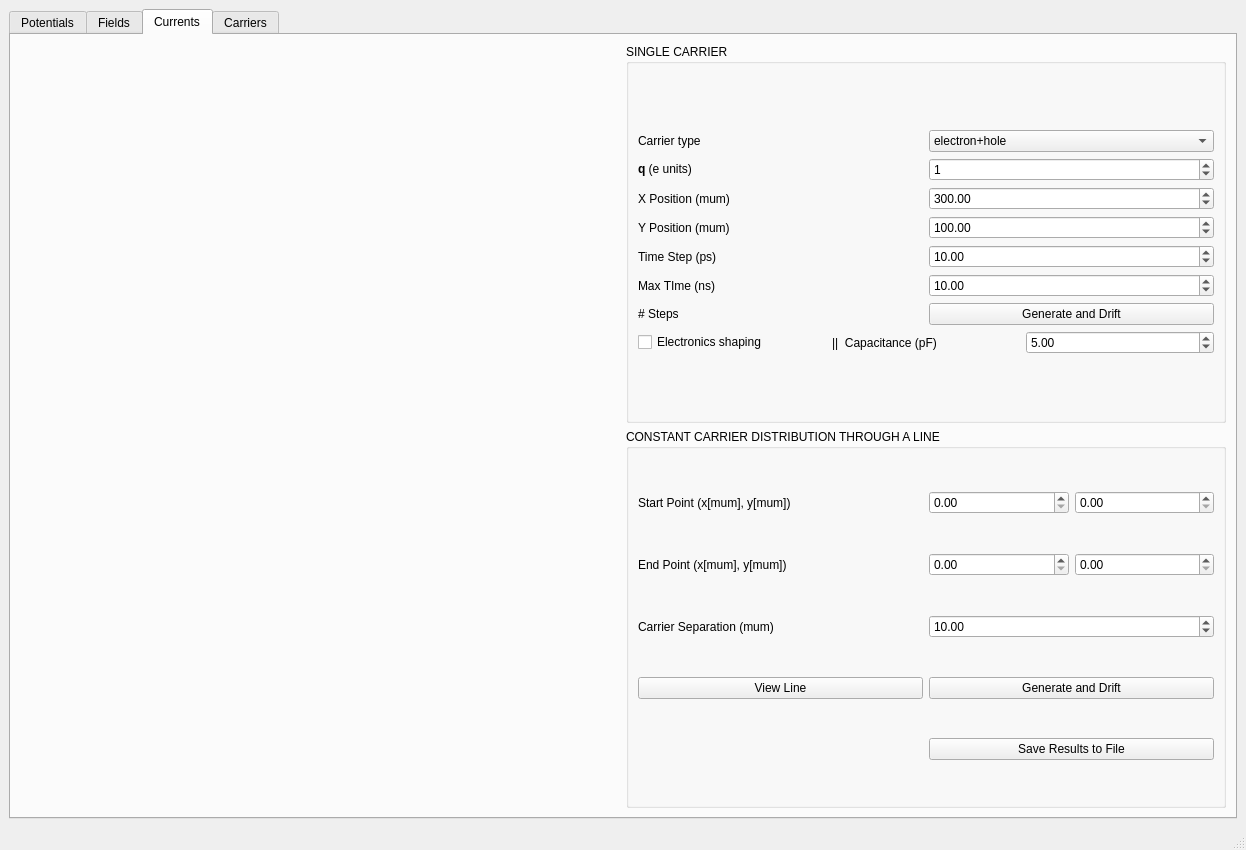
This is src/mainWindow.ui in IFCA-HEP/TRACS as Qt 5 draws it before an edit. The edited form follows.
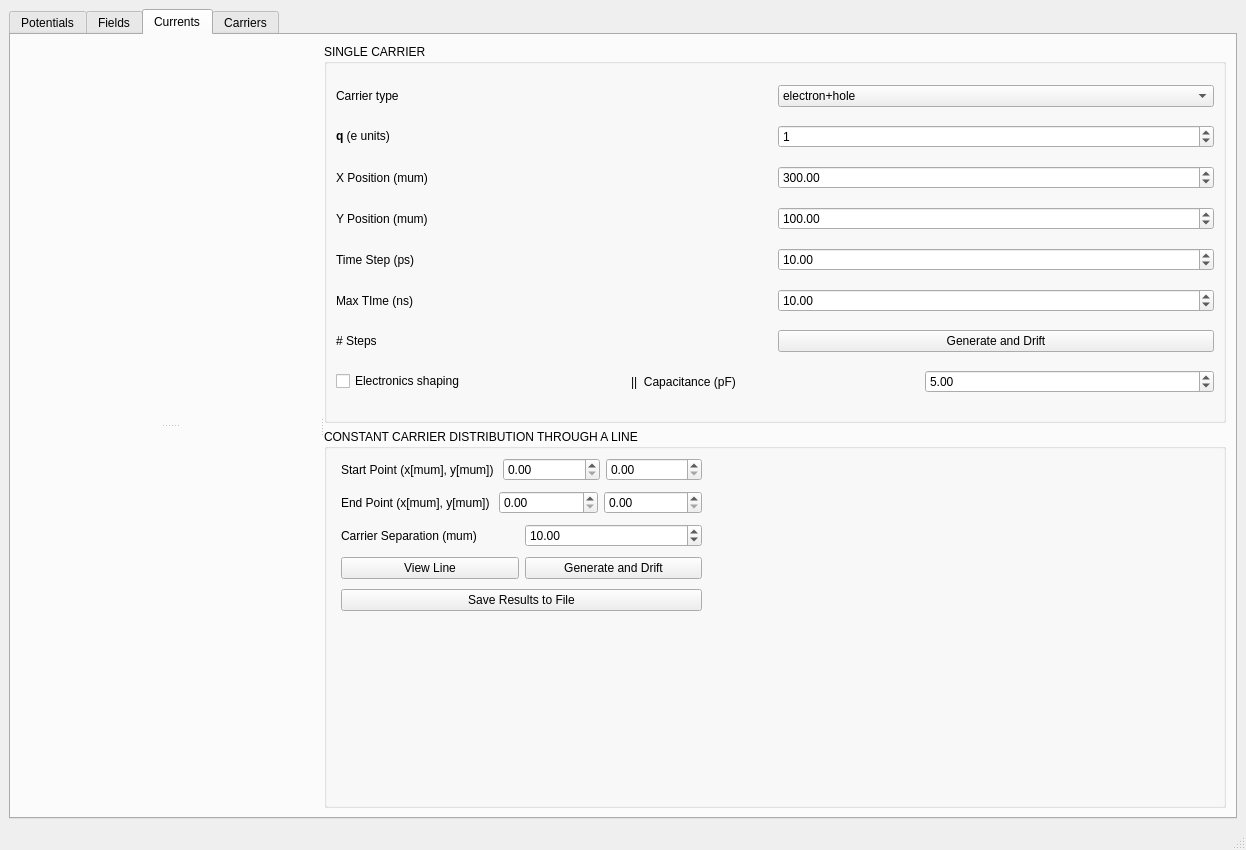
This is the edited form. The open tabs and pages were chosen to show the change. Custom widgets are drawn as their Qt base class.

Commit message: GUI has now sliders on all tabs. WIP on startup appearance

The edit to the form file:
```diff
--- a/src/mainWindow.ui
+++ b/src/mainWindow.ui
@@ -267,7 +267,7 @@
            <attribute name="title">
             <string>Non Irradiated</string>
            </attribute>
-           <layout class="QGridLayout" name="gridLayout_17">
+               <layout class="QGridLayout" name="gridLayout_4">
             <item row="0" column="0">
              <widget class="QGroupBox" name="detector_properties_layout">
               <property name="font">
@@ -1313,10 +1313,15 @@
         <string>Currents</string>
        </attribute>
        <layout class="QGridLayout" name="gridLayout_3">
-        <property name="sizeConstraint">
-         <enum>QLayout::SetNoConstraint</enum>
-        </property>
         <item row="0" column="0">
+         <widget class="QSplitter" name="splitter_5">
+          <property name="orientation">
+           <enum>Qt::Horizontal</enum>
+          </property>
+          <widget class="QSplitter" name="splitter_4">
+           <property name="orientation">
+            <enum>Qt::Vertical</enum>
+           </property>
          <widget class="QCustomPlot" name="carrier_map_qcp" native="true">
           <property name="sizePolicy">
            <sizepolicy hsizetype="Expanding" vsizetype="Expanding">
@@ -1325,8 +1330,6 @@
            </sizepolicy>
           </property>
          </widget>
-        </item>
-        <item row="2" column="0">
          <widget class="QCustomPlot" name="carrier_curr_qcp" native="true">
           <property name="sizePolicy">
            <sizepolicy hsizetype="Expanding" vsizetype="Expanding">
@@ -1341,111 +1344,10 @@
            </size>
           </property>
          </widget>
-        </item>
-        <item row="2" column="1">
-         <widget class="QGroupBox" name="groupBox_2">
-          <property name="sizePolicy">
-           <sizepolicy hsizetype="Expanding" vsizetype="Expanding">
-            <horstretch>0</horstretch>
-            <verstretch>0</verstretch>
-           </sizepolicy>
-          </property>
-          <property name="title">
-           <string>CONSTANT CARRIER DISTRIBUTION THROUGH A LINE</string>
-          </property>
-          <layout class="QGridLayout" name="gridLayout_4">
-           <item row="3" column="1">
-            <widget class="QPushButton" name="l_carrier_button">
-             <property name="text">
-              <string>Generate and Drift</string>
-             </property>
-            </widget>
-           </item>
-           <item row="1" column="1">
-            <layout class="QHBoxLayout" name="l_carrier_end_point">
+          </widget>
+          <widget class="QWidget" name="">
+           <layout class="QVBoxLayout" name="verticalLayout_8">
              <item>
-              <widget class="QDoubleSpinBox" name="l_carrier_endx_box">
-               <property name="maximum">
-                <double>1000.000000000000000</double>
-               </property>
-              </widget>
-             </item>
-             <item>
-              <widget class="QDoubleSpinBox" name="l_carrier_endy_box">
-               <property name="maximum">
-                <double>1000.000000000000000</double>
-               </property>
-              </widget>
-             </item>
-            </layout>
-           </item>
-           <item row="4" column="1">
-            <widget class="QPushButton" name="save_results_currents">
-             <property name="text">
-              <string>Save Results to File</string>
-             </property>
-            </widget>
-           </item>
-           <item row="2" column="0">
-            <widget class="QLabel" name="label_3">
-             <property name="text">
-              <string>Carrier Separation (mum)</string>
-             </property>
-            </widget>
-           </item>
-           <item row="0" column="0">
-            <widget class="QLabel" name="label">
-             <property name="text">
-              <string>Start Point (x[mum], y[mum]) </string>
-             </property>
-            </widget>
-           </item>
-           <item row="1" column="0">
-            <widget class="QLabel" name="label_2">
-             <property name="text">
-              <string>End Point (x[mum], y[mum]) </string>
-             </property>
-            </widget>
-           </item>
-           <item row="3" column="0">
-            <widget class="QPushButton" name="view_carrier_line_button">
-             <property name="text">
-              <string>View Line</string>
-             </property>
-            </widget>
-           </item>
-           <item row="0" column="1">
-            <layout class="QHBoxLayout" name="l_carrier_start_point">
-             <item>
-              <widget class="QDoubleSpinBox" name="l_carrier_startx_box">
-               <property name="maximum">
-                <double>1000.000000000000000</double>
-               </property>
-              </widget>
-             </item>
-             <item>
-              <widget class="QDoubleSpinBox" name="l_carrier_starty_box">
-               <property name="maximum">
-                <double>1000.000000000000000</double>
-               </property>
-              </widget>
-             </item>
-            </layout>
-           </item>
-           <item row="2" column="1">
-            <widget class="QDoubleSpinBox" name="l_carrier_sep_box">
-             <property name="maximum">
-              <double>100.000000000000000</double>
-             </property>
-             <property name="value">
-              <double>10.000000000000000</double>
-             </property>
-            </widget>
-           </item>
-          </layout>
-         </widget>
-        </item>
-        <item row="0" column="1">
          <widget class="QGroupBox" name="s_carrier_group_box">
           <property name="sizePolicy">
            <sizepolicy hsizetype="Expanding" vsizetype="Expanding">
@@ -1456,11 +1358,9 @@
           <property name="title">
            <string>SINGLE CARRIER</string>
           </property>
-          <layout class="QGridLayout" name="gridLayout_20">
-           <item row="0" column="0">
             <layout class="QVBoxLayout" name="verticalLayout_6">
              <item>
-              <layout class="QHBoxLayout" name="horizontalLayout_9">
+                <layout class="QHBoxLayout" name="horizontalLayout">
                <item>
                 <widget class="QLabel" name="s_carrier_type_label">
                  <property name="text">
@@ -1490,7 +1390,7 @@
               </layout>
              </item>
              <item>
-              <layout class="QHBoxLayout" name="horizontalLayout_13">
+                <layout class="QHBoxLayout" name="horizontalLayout_8">
                <item>
                 <widget class="QLabel" name="s_carrier_q_label">
                  <property name="text">
@@ -1511,7 +1411,7 @@
               </layout>
              </item>
              <item>
-              <layout class="QHBoxLayout" name="horizontalLayout_14">
+                <layout class="QHBoxLayout" name="horizontalLayout_9">
                <item>
                 <widget class="QLabel" name="s_carrier_x_pos_label">
                  <property name="text">
@@ -1532,7 +1432,7 @@
               </layout>
              </item>
              <item>
-              <layout class="QHBoxLayout" name="horizontalLayout_18">
+                <layout class="QHBoxLayout" name="horizontalLayout_13">
                <item>
                 <widget class="QLabel" name="s_carrier_y_pos_label">
                  <property name="text">
@@ -1553,7 +1453,7 @@
               </layout>
              </item>
              <item>
-              <layout class="QHBoxLayout" name="horizontalLayout_17">
+                <layout class="QHBoxLayout" name="horizontalLayout_14">
                <item>
                 <widget class="QLabel" name="s_carrier_time_step_label">
                  <property name="text">
@@ -1574,7 +1474,7 @@
               </layout>
              </item>
              <item>
-              <layout class="QHBoxLayout" name="horizontalLayout_16">
+                <layout class="QHBoxLayout" name="horizontalLayout_15">
                <item>
                 <widget class="QLabel" name="s_carrier_max_time_label">
                  <property name="text">
@@ -1592,7 +1492,7 @@
               </layout>
              </item>
              <item>
-              <layout class="QHBoxLayout" name="horizontalLayout_15">
+                <layout class="QHBoxLayout" name="horizontalLayout_16">
                <item>
                 <widget class="QLabel" name="s_carrier_n_steps_label">
                  <property name="text">
@@ -1610,7 +1510,7 @@
               </layout>
              </item>
              <item>
-              <layout class="QHBoxLayout" name="horizontalLayout_8">
+                <layout class="QHBoxLayout" name="horizontalLayout_17">
                <item>
                 <widget class="QCheckBox" name="curr_rc_checkbox">
                  <property name="text">
@@ -1641,8 +1541,131 @@
               </layout>
              </item>
             </layout>
-           </item>
-          </layout>
+             </widget>
+            </item>
+            <item>
+             <widget class="QGroupBox" name="groupBox_2">
+              <property name="sizePolicy">
+               <sizepolicy hsizetype="Expanding" vsizetype="Expanding">
+                <horstretch>0</horstretch>
+                <verstretch>0</verstretch>
+               </sizepolicy>
+              </property>
+              <property name="title">
+               <string>CONSTANT CARRIER DISTRIBUTION THROUGH A LINE</string>
+              </property>
+              <widget class="QWidget" name="">
+               <property name="geometry">
+                <rect>
+                 <x>17</x>
+                 <y>25</y>
+                 <width>361</width>
+                 <height>166</height>
+                </rect>
+               </property>
+               <layout class="QVBoxLayout" name="verticalLayout_7">
+                <item>
+                 <layout class="QHBoxLayout" name="horizontalLayout_37">
+                  <item>
+                   <widget class="QLabel" name="label">
+                    <property name="text">
+                     <string>Start Point (x[mum], y[mum]) </string>
+                    </property>
+                   </widget>
+                  </item>
+                  <item>
+                   <widget class="QDoubleSpinBox" name="l_carrier_startx_box">
+                    <property name="maximum">
+                     <double>1000.000000000000000</double>
+                    </property>
+                   </widget>
+                  </item>
+                  <item>
+                   <widget class="QDoubleSpinBox" name="l_carrier_starty_box">
+                    <property name="maximum">
+                     <double>1000.000000000000000</double>
+                    </property>
+                   </widget>
+                  </item>
+                 </layout>
+                </item>
+                <item>
+                 <layout class="QHBoxLayout" name="horizontalLayout_38">
+                  <item>
+                   <widget class="QLabel" name="label_2">
+                    <property name="text">
+                     <string>End Point (x[mum], y[mum]) </string>
+                    </property>
+                   </widget>
+                  </item>
+                  <item>
+                   <widget class="QDoubleSpinBox" name="l_carrier_endx_box">
+                    <property name="maximum">
+                     <double>1000.000000000000000</double>
+                    </property>
+                   </widget>
+                  </item>
+                  <item>
+                   <widget class="QDoubleSpinBox" name="l_carrier_endy_box">
+                    <property name="maximum">
+                     <double>1000.000000000000000</double>
+                    </property>
+                   </widget>
+                  </item>
+                 </layout>
+                </item>
+                <item>
+                 <layout class="QHBoxLayout" name="horizontalLayout_39">
+                  <item>
+                   <widget class="QLabel" name="label_3">
+                    <property name="text">
+                     <string>Carrier Separation (mum)</string>
+                    </property>
+                   </widget>
+                  </item>
+                  <item>
+                   <widget class="QDoubleSpinBox" name="l_carrier_sep_box">
+                    <property name="maximum">
+                     <double>100.000000000000000</double>
+                    </property>
+                    <property name="value">
+                     <double>10.000000000000000</double>
+                    </property>
+                   </widget>
+                  </item>
+                 </layout>
+                </item>
+                <item>
+                 <layout class="QHBoxLayout" name="horizontalLayout_40">
+                  <item>
+                   <widget class="QPushButton" name="view_carrier_line_button">
+                    <property name="text">
+                     <string>View Line</string>
+                    </property>
+                   </widget>
+                  </item>
+                  <item>
+                   <widget class="QPushButton" name="l_carrier_button">
+                    <property name="text">
+                     <string>Generate and Drift</string>
+                    </property>
+                   </widget>
+                  </item>
+                 </layout>
+                </item>
+                <item>
+                 <widget class="QPushButton" name="save_results_currents">
+                  <property name="text">
+                   <string>Save Results to File</string>
+                  </property>
+                 </widget>
+                </item>
+               </layout>
+              </widget>
+             </widget>
+            </item>
+           </layout>
+          </widget>
          </widget>
         </item>
        </layout>
```
Left out of the diff: 521 changed lines with no effect on the pictures. Lines whose indentation alone changed are shown as unchanged.
